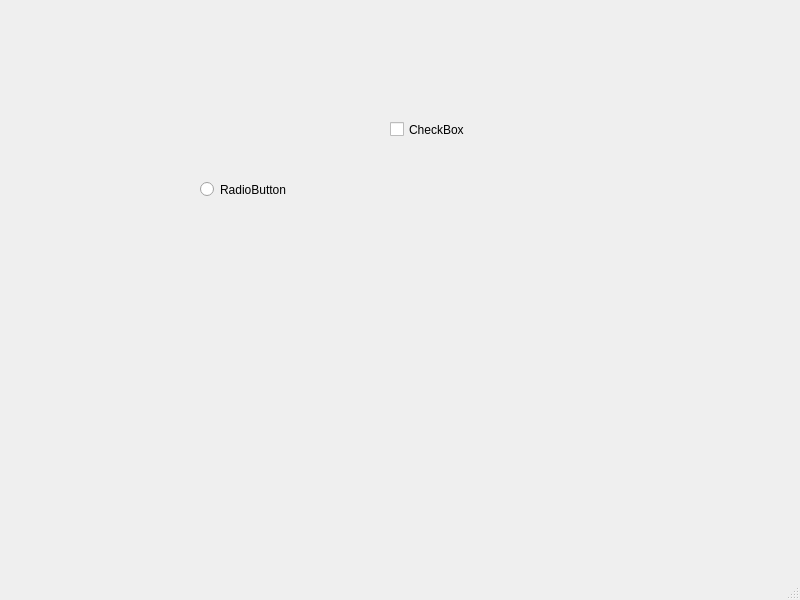
Before: the Qt Designer form src/ConstMicroDistanceSystem.ui in Maplefsnow/ConstMicroDistanceSystem, drawn with Qt 5.
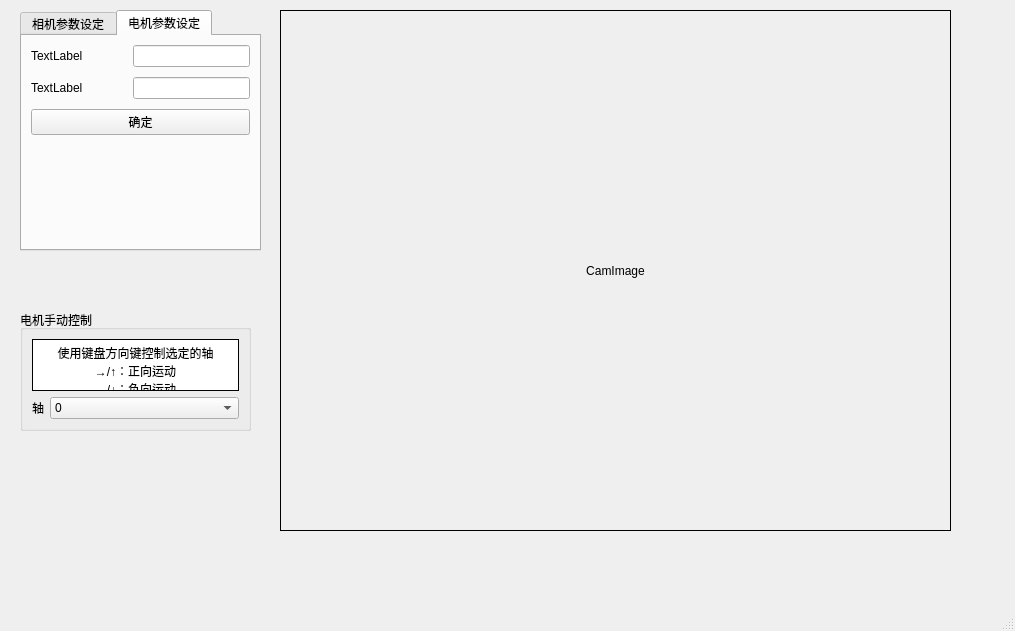
After: the same form once the commit is applied.

```diff
--- a/src/ConstMicroDistanceSystem.ui
+++ b/src/ConstMicroDistanceSystem.ui
@@ -6,39 +6,241 @@
    <rect>
     <x>0</x>
     <y>0</y>
-    <width>800</width>
-    <height>600</height>
+    <width>1015</width>
+    <height>631</height>
    </rect>
   </property>
   <property name="windowTitle">
    <string>ConstMicroDistanceSystem</string>
   </property>
+  <property name="layoutDirection">
+   <enum>Qt::LeftToRight</enum>
+  </property>
+  <property name="tabShape">
+   <enum>QTabWidget::Rounded</enum>
+  </property>
+  <property name="dockNestingEnabled">
+   <bool>false</bool>
+  </property>
   <widget class="QWidget" name="centralwidget">
-   <widget class="QRadioButton" name="radioButton">
+   <widget class="QLabel" name="label">
     <property name="geometry">
      <rect>
-      <x>200</x>
-      <y>180</y>
-      <width>95</width>
-      <height>19</height>
+      <x>280</x>
+      <y>10</y>
+      <width>671</width>
+      <height>521</height>
      </rect>
     </property>
+    <property name="frameShape">
+     <enum>QFrame::Box</enum>
+    </property>
+    <property name="frameShadow">
+     <enum>QFrame::Plain</enum>
+    </property>
     <property name="text">
-     <string>RadioButton</string>
+     <string>CamImage</string>
     </property>
+    <property name="alignment">
+     <set>Qt::AlignCenter</set>
+    </property>
    </widget>
-   <widget class="QCheckBox" name="checkBox">
+   <widget class="QTabWidget" name="tabWidget">
     <property name="geometry">
      <rect>
-      <x>390</x>
-      <y>120</y>
-      <width>80</width>
-      <height>19</height>
+      <x>20</x>
+      <y>10</y>
+      <width>241</width>
+      <height>241</height>
      </rect>
     </property>
-    <property name="text">
-     <string>CheckBox</string>
+    <property name="layoutDirection">
+     <enum>Qt::LeftToRight</enum>
     </property>
+    <property name="currentIndex">
+     <number>1</number>
+    </property>
+    <widget class="QWidget" name="tabCamParam">
+     <attribute name="title">
+      <string>相机参数设定</string>
+     </attribute>
+     <layout class="QFormLayout" name="formLayout">
+      <property name="horizontalSpacing">
+       <number>50</number>
+      </property>
+      <property name="verticalSpacing">
+       <number>10</number>
+      </property>
+      <item row="0" column="0">
+       <widget class="QLabel" name="label_2">
+        <property name="text">
+         <string>TextLabel</string>
+        </property>
+       </widget>
+      </item>
+      <item row="0" column="1">
+       <widget class="QLineEdit" name="lineEdit"/>
+      </item>
+      <item row="1" column="0">
+       <widget class="QLabel" name="label_3">
+        <property name="text">
+         <string>TextLabel</string>
+        </property>
+       </widget>
+      </item>
+      <item row="1" column="1">
+       <widget class="QLineEdit" name="lineEdit_2"/>
+      </item>
+      <item row="2" column="0" colspan="2">
+       <widget class="QPushButton" name="pushButton">
+        <property name="text">
+         <string>确定</string>
+        </property>
+       </widget>
+      </item>
+     </layout>
+    </widget>
+    <widget class="QWidget" name="tabMotorParam">
+     <attribute name="title">
+      <string>电机参数设定</string>
+     </attribute>
+     <layout class="QFormLayout" name="formLayout_2">
+      <property name="horizontalSpacing">
+       <number>50</number>
+      </property>
+      <property name="verticalSpacing">
+       <number>10</number>
+      </property>
+      <item row="0" column="0">
+       <widget class="QLabel" name="label_5">
+        <property name="text">
+         <string>TextLabel</string>
+        </property>
+       </widget>
+      </item>
+      <item row="0" column="1">
+       <widget class="QLineEdit" name="lineEdit_3"/>
+      </item>
+      <item row="1" column="0">
+       <widget class="QLabel" name="label_4">
+        <property name="text">
+         <string>TextLabel</string>
+        </property>
+       </widget>
+      </item>
+      <item row="1" column="1">
+       <widget class="QLineEdit" name="lineEdit_4"/>
+      </item>
+      <item row="2" column="0" colspan="2">
+       <widget class="QPushButton" name="pushButton_2">
+        <property name="text">
+         <string>确定</string>
+        </property>
+       </widget>
+      </item>
+     </layout>
+    </widget>
+   </widget>
+   <widget class="QGroupBox" name="groupBox">
+    <property name="geometry">
+     <rect>
+      <x>20</x>
+      <y>310</y>
+      <width>231</width>
+      <height>121</height>
+     </rect>
+    </property>
+    <property name="title">
+     <string>电机手动控制</string>
+    </property>
+    <layout class="QFormLayout" name="formLayout_3">
+     <item row="0" column="0" colspan="2">
+      <widget class="QTextBrowser" name="textBrowser">
+       <property name="autoFillBackground">
+        <bool>false</bool>
+       </property>
+       <property name="frameShape">
+        <enum>QFrame::Box</enum>
+       </property>
+       <property name="frameShadow">
+        <enum>QFrame::Plain</enum>
+       </property>
+       <property name="lineWidth">
+        <number>1</number>
+       </property>
+       <property name="midLineWidth">
+        <number>0</number>
+       </property>
+       <property name="verticalScrollBarPolicy">
+        <enum>Qt::ScrollBarAlwaysOff</enum>
+       </property>
+       <property name="horizontalScrollBarPolicy">
+        <enum>Qt::ScrollBarAlwaysOff</enum>
+       </property>
+       <property name="sizeAdjustPolicy">
+        <enum>QAbstractScrollArea::AdjustToContentsOnFirstShow</enum>
+       </property>
+       <property name="html">
+        <string>&lt;!DOCTYPE HTML PUBLIC &quot;-//W3C//DTD HTML 4.0//EN&quot; &quot;http://www.w3.org/TR/REC-html40/strict.dtd&quot;&gt;
+&lt;html&gt;&lt;head&gt;&lt;meta name=&quot;qrichtext&quot; content=&quot;1&quot; /&gt;&lt;meta charset=&quot;utf-8&quot; /&gt;&lt;style type=&quot;text/css&quot;&gt;
+p, li { white-space: pre-wrap; }
+hr { height: 1px; border-width: 0; }
+li.unchecked::marker { content: &quot;\2610&quot;; }
+li.checked::marker { content: &quot;\2612&quot;; }
+&lt;/style&gt;&lt;/head&gt;&lt;body style=&quot; font-family:'Microsoft YaHei UI'; font-size:9pt; font-weight:400; font-style:normal;&quot;&gt;
+&lt;p align=&quot;center&quot; style=&quot; margin-top:0px; margin-bottom:0px; margin-left:0px; margin-right:0px; -qt-block-indent:0; text-indent:0px;&quot;&gt;使用键盘方向键控制选定的轴&lt;/p&gt;
+&lt;p align=&quot;center&quot; style=&quot; margin-top:0px; margin-bottom:0px; margin-left:0px; margin-right:0px; -qt-block-indent:0; text-indent:0px;&quot;&gt;→/↑：正向运动&lt;/p&gt;
+&lt;p align=&quot;center&quot; style=&quot; margin-top:0px; margin-bottom:0px; margin-left:0px; margin-right:0px; -qt-block-indent:0; text-indent:0px;&quot;&gt;←/↓：负向运动&lt;/p&gt;&lt;/body&gt;&lt;/html&gt;</string>
+       </property>
+      </widget>
+     </item>
+     <item row="1" column="0">
+      <widget class="QLabel" name="label_6">
+       <property name="text">
+        <string>轴</string>
+       </property>
+      </widget>
+     </item>
+     <item row="1" column="1">
+      <widget class="QComboBox" name="comboBox">
+       <item>
+        <property name="text">
+         <string>0</string>
+        </property>
+       </item>
+       <item>
+        <property name="text">
+         <string>1</string>
+        </property>
+       </item>
+       <item>
+        <property name="text">
+         <string>2</string>
+        </property>
+       </item>
+       <item>
+        <property name="text">
+         <string>3</string>
+        </property>
+       </item>
+       <item>
+        <property name="text">
+         <string>4</string>
+        </property>
+       </item>
+       <item>
+        <property name="text">
+         <string>5</string>
+        </property>
+       </item>
+       <item>
+        <property name="text">
+         <string>6</string>
+        </property>
+       </item>
+      </widget>
+     </item>
+    </layout>
    </widget>
   </widget>
   <widget class="QMenuBar" name="menubar">
```
Left out of the diff: 5 changed lines with no effect on the pictures.
